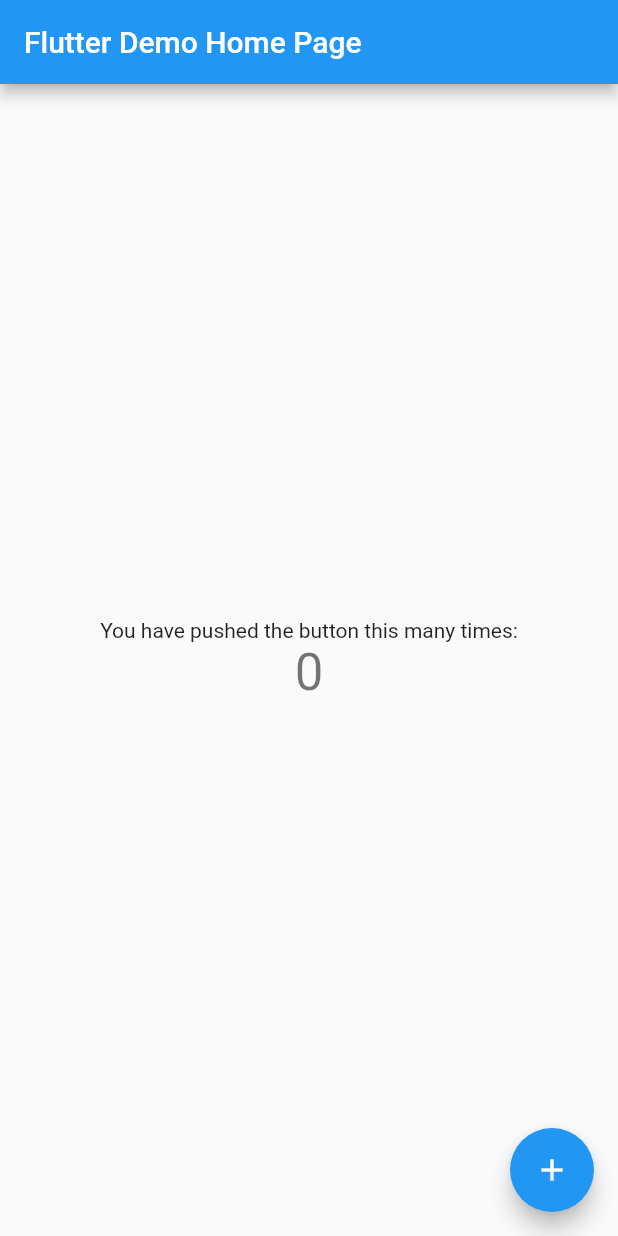
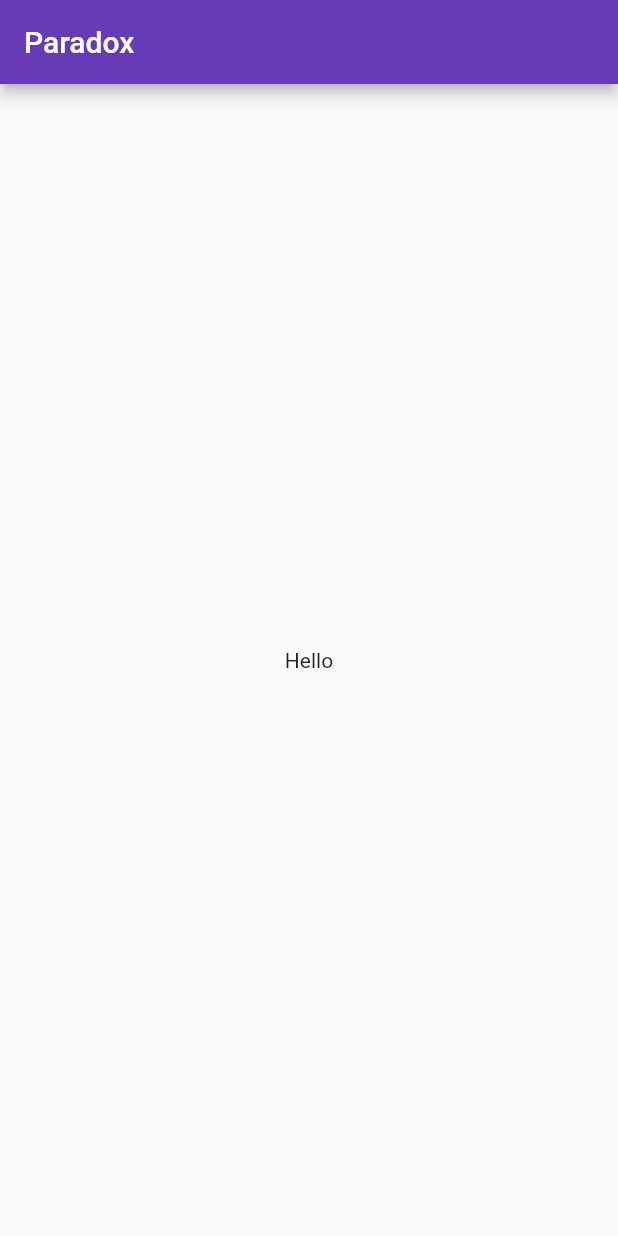
Before and after one commit to ricojamie/Paradox, a Flutter app: the screen it shows after launch, on a phone screen of 412 x 824 dp. Run offline on Flutter 3.47's test engine with Material 2 defaults, Android fonts, the light colour scheme and no system bars.

Commit message:
Cleaned Up Main

```diff
--- a/lib/main.dart
+++ b/lib/main.dart
@@ -1,115 +1,21 @@
 import 'package:flutter/material.dart';
 
-void main() {
-  runApp(const MyApp());
-}
+void main() => runApp(const Paradox());
 
-class MyApp extends StatelessWidget {
-  const MyApp({super.key});
-
-  // This widget is the root of your application.
-  @override
-  Widget build(BuildContext context) {
-    return MaterialApp(
-      title: 'Flutter Demo',
-      theme: ThemeData(
-        // This is the theme of your application.
-        //
-        // Try running your application with "flutter run". You'll see the
-        // application has a blue toolbar. Then, without quitting the app, try
-        // changing the primarySwatch below to Colors.green and then invoke
-        // "hot reload" (press "r" in the console where you ran "flutter run",
-        // or simply save your changes to "hot reload" in a Flutter IDE).
-        // Notice that the counter didn't reset back to zero; the application
-        // is not restarted.
-        primarySwatch: Colors.blue,
-      ),
-      home: const MyHomePage(title: 'Flutter Demo Home Page'),
-    );
-  }
-}
-
-class MyHomePage extends StatefulWidget {
-  const MyHomePage({super.key, required this.title});
-
-  // This widget is the home page of your application. It is stateful, meaning
-  // that it has a State object (defined below) that contains fields that affect
-  // how it looks.
-
-  // This class is the configuration for the state. It holds the values (in this
-  // case the title) provided by the parent (in this case the App widget) and
-  // used by the build method of the State. Fields in a Widget subclass are
-  // always marked "final".
-
-  final String title;
+class Paradox extends StatelessWidget {
+  const Paradox({Key? key}) : super(key: key);
 
   @override
-  State<MyHomePage> createState() => _MyHomePageState();
+  Widget build(BuildContext context) => MaterialApp(
+        title: 'Paradox',
+        theme: ThemeData(primarySwatch: Colors.deepPurple),
+        home: Scaffold(
+          appBar: AppBar(
+            title: Text("Paradox"),
+          ),
+          body: Center(
+            child: Text("Hello"),
+          ),
+        ),
+      );
 }
-
-class _MyHomePageState extends State<MyHomePage> {
-  int _counter = 0;
-
-  void _incrementCounter() {
-    setState(() {
-      // This call to setState tells the Flutter framework that something has
-      // changed in this State, which causes it to rerun the build method below
-      // so that the display can reflect the updated values. If we changed
-      // _counter without calling setState(), then the build method would not be
-      // called again, and so nothing would appear to happen.
-      _counter++;
-    });
-  }
-
-  @override
-  Widget build(BuildContext context) {
-    // This method is rerun every time setState is called, for instance as done
-    // by the _incrementCounter method above.
-    //
-    // The Flutter framework has been optimized to make rerunning build methods
-    // fast, so that you can just rebuild anything that needs updating rather
-    // than having to individually change instances of widgets.
-    return Scaffold(
-      appBar: AppBar(
-        // Here we take the value from the MyHomePage object that was created by
-        // the App.build method, and use it to set our appbar title.
-        title: Text(widget.title),
-      ),
-      body: Center(
-        // Center is a layout widget. It takes a single child and positions it
-        // in the middle of the parent.
-        child: Column(
-          // Column is also a layout widget. It takes a list of children and
-          // arranges them vertically. By default, it sizes itself to fit its
-          // children horizontally, and tries to be as tall as its parent.
-          //
-          // Invoke "debug painting" (press "p" in the console, choose the
-          // "Toggle Debug Paint" action from the Flutter Inspector in Android
-          // Studio, or the "Toggle Debug Paint" command in Visual Studio Code)
-          // to see the wireframe for each widget.
-          //
-          // Column has various properties to control how it sizes itself and
-          // how it positions its children. Here we use mainAxisAlignment to
-          // center the children vertically; the main axis here is the vertical
-          // axis because Columns are vertical (the cross axis would be
-          // horizontal).
-          mainAxisAlignment: MainAxisAlignment.center,
-          children: <Widget>[
-            const Text(
-              'You have pushed the button this many times:',
-            ),
-            Text(
-              '$_counter',
-              style: Theme.of(context).textTheme.headlineMedium,
-            ),
-          ],
-        ),
-      ),
-      floatingActionButton: FloatingActionButton(
-        onPressed: _incrementCounter,
-        tooltip: 'Increment',
-        child: const Icon(Icons.add),
-      ), // This trailing comma makes auto-formatting nicer for build methods.
-    );
-  }
-}
```
Also changed, not shown: 1 other file.
